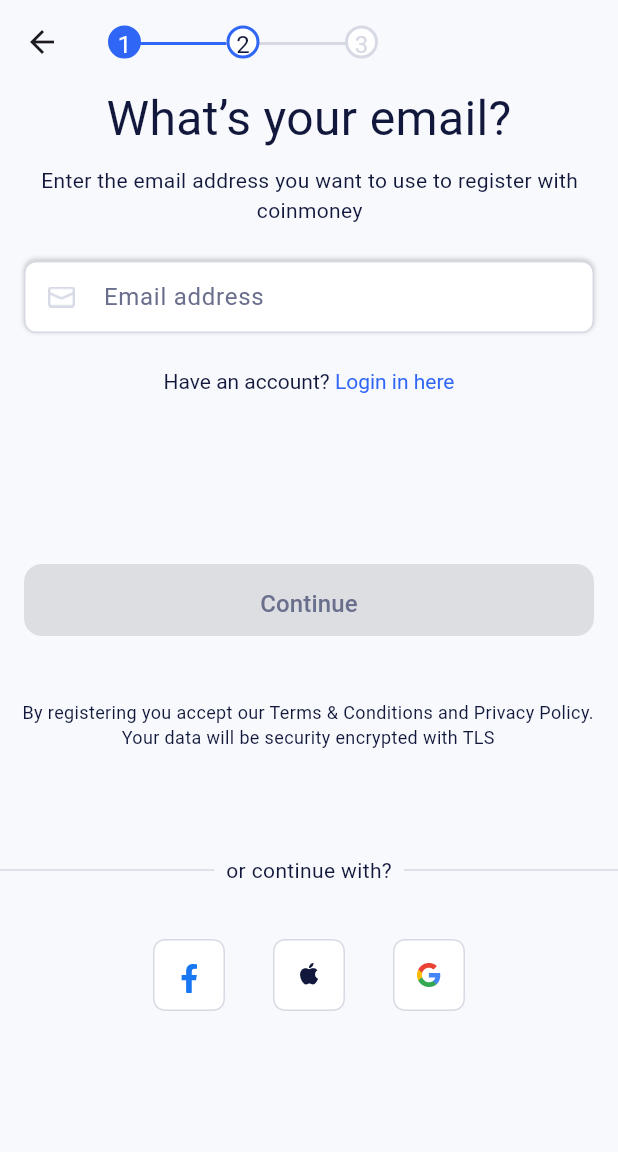
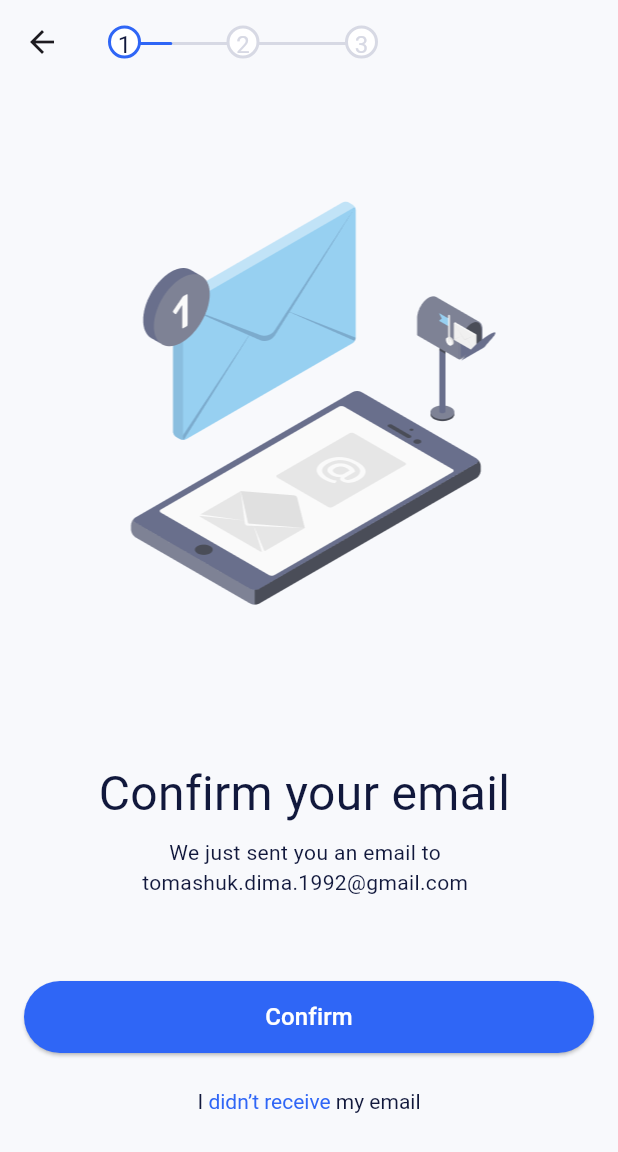
Before and after one commit to bai-93/binanceApp, a Flutter app: the screen it shows after launch, on a phone screen of 412 x 824 dp. Shown: the top 1152 px of the screen. Run offline on Flutter 3.47's test engine with Material 3 defaults, Android fonts, the phone set to English and light mode, and no system bars; our stand-ins replace adaptive_theme, bloc, dio, equatable, flutter_bloc, get_it and 5 more; generated files the repository leaves out were written again.

Commit message:
added letterSend page

```diff
--- a/lib/config/route/router.dart
+++ b/lib/config/route/router.dart
@@ -5,6 +5,7 @@ import 'package:sheker/presentation/pages/home_page/crypto_home_list_page.dart';
 import 'package:sheker/presentation/pages/login_page/secondVersionloginScreen.dart';
 import 'package:sheker/presentation/pages/login_page/signUp/account_creation_verification.dart';
 import 'package:sheker/presentation/pages/login_page/signUp/add_mail.dart';
+import 'package:sheker/presentation/pages/login_page/signUp/letter_send.dart';
 import 'package:sheker/presentation/pages/onboarding/onboarding.dart';
 import 'package:sheker/presentation/pages/tab_bar/main_part/main_menu_tabBar.dart';
 import 'package:sheker/presentation/pages/wallet_page/wallet_shimmer_page.dart';
@@ -26,7 +27,7 @@ class AppRouter {
 
   GoRouter configRouter() {
     GoRouter goRouter = GoRouter(
-      initialLocation: '/sign_up/add_mail',
+      initialLocation: '/sign_up/letter_send',
       navigatorKey: _rootNavigatorKey,
       routes: [
         GoRoute(
@@ -55,7 +56,13 @@ class AppRouter {
               GoRoute(
                 path: 'add_mail',
                 builder: (context, state) {
-                  return SignUpAddMail();
+                  return const SignUpAddMail();
+                },
+              ),
+              GoRoute(
+                path: 'letter_send',
+                builder: (context, state) {
+                  return const LetterSend();
                 },
               )
             ]),
--- /dev/null
+++ b/lib/presentation/pages/login_page/signUp/letter_send.dart
@@ -0,0 +1,104 @@
+import 'package:flutter/gestures.dart';
+import 'package:flutter/material.dart';
+import 'package:sheker/component/verification_step.dart';
+import 'package:sheker/config/base_widgets/base_statefull.dart';
+import 'package:sheker/config/base_widgets/base_stateless.dart';
+import 'package:sheker/utilities/app_colors.dart';
+
+class LetterSend extends BaseScreen {
+  const LetterSend({super.key});
+
+  @override
+  State<LetterSend> createState() => _LetterSendState();
+}
+
+class _LetterSendState extends BaseScreenState<LetterSend>
+    with BaseScreenMixin {
+  @override
+  AppBar? typeAppbar({AppbarType type = AppbarType.none}) {
+    return super.typeAppbar(type: AppbarType.custom);
+  }
+
+  @override
+  AppBar customAppbar() {
+    return AppBar(
+      clipBehavior: Clip.hardEdge,
+      surfaceTintColor: Colors.transparent,
+      backgroundColor: AppColors.backgroundWhiteTheme,
+      title: VerificationStep(
+        0.0,
+        0.15,
+      ),
+    );
+  }
+
+  @override
+  Widget body() {
+    return Container(
+      color: AppColors.backgroundWhiteTheme,
+      child: Column(
+        children: [
+          const SizedBox(height: 56.0),
+          Image.asset(
+            'lib/images/login/signup/illustration_letter.png',
+            height: 346.0,
+            width: sizeOfScreen().width,
+          ),
+          const SizedBox(height: 48.0),
+          Padding(
+            padding: const EdgeInsets.only(left: 13.0, right: 19.0),
+            child: Text('Confirm your email',
+                textAlign: TextAlign.center,
+                style: TextStyle(fontSize: 32.0, color: AppColors.text)),
+          ),
+          const SizedBox(
+            height: 6.0,
+          ),
+          Padding(
+            padding: const EdgeInsets.only(left: 13.0, right: 18.0),
+            child: Text(
+              'We just sent you an email to tomashuk.dima.1992@gmail.com',
+              textAlign: TextAlign.center,
+              softWrap: true,
+              style: TextStyle(color: AppColors.text, fontSize: 14.0),
+            ),
+          ),
+          const SizedBox(height: 56.0),
+          ElevatedButton(
+            onPressed: () {
+              debugPrint('Confirm');
+            },
+            style: ElevatedButton.styleFrom(
+                backgroundColor: AppColors.onboardingPrimary,
+                fixedSize: Size(sizeOfScreen().width - 32.0, 48.0)),
+            child: Center(
+                child: Text(
+              'Confirm',
+              textAlign: TextAlign.center,
+              style: TextStyle(color: AppColors.surface, fontSize: 16.0),
+            )),
+          ),
+          const SizedBox(height: 24.0),
+          RichText(
+              text: TextSpan(
+                  text: 'I ',
+                  style: TextStyle(color: AppColors.text, fontSize: 14.0),
+                  children: [
+                TextSpan(
+                    text: 'didn’t receive',
+                    recognizer: TapGestureRecognizer()
+                      ..onTap = () {
+                        debugPrint("didn't receive");
+                      },
+                    style: TextStyle(
+                        color: AppColors.onboardingPrimary, fontSize: 14.0)),
+                TextSpan(
+                    text: ' my email',
+                    style: TextStyle(color: AppColors.text, fontSize: 14.0))
+              ])),
+          const SizedBox(height: 58.0)
+        ],
+      ),
+    );
+  }
+}
```
